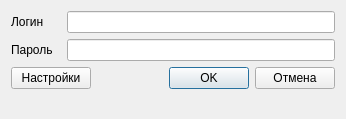
Above: authorization.ui from nio-kun/timetable before the change. Below: the same form after it.
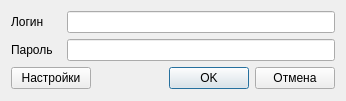
That is the form after the change.

```diff
--- a/authorization.ui
+++ b/authorization.ui
@@ -7,9 +7,21 @@
     <x>0</x>
     <y>0</y>
     <width>346</width>
-    <height>119</height>
+    <height>101</height>
    </rect>
   </property>
+  <property name="minimumSize">
+   <size>
+    <width>346</width>
+    <height>101</height>
+   </size>
+  </property>
+  <property name="maximumSize">
+   <size>
+    <width>346</width>
+    <height>101</height>
+   </size>
+  </property>
   <property name="windowTitle">
    <string>Dialog</string>
   </property>
@@ -86,19 +98,6 @@
      </item>
     </layout>
    </item>
-   <item row="3" column="0">
-    <spacer name="verticalSpacer">
-     <property name="orientation">
-      <enum>Qt::Vertical</enum>
-     </property>
-     <property name="sizeHint" stdset="0">
-      <size>
-       <width>20</width>
-       <height>7</height>
-      </size>
-     </property>
-    </spacer>
-   </item>
    <item row="2" column="0">
     <layout class="QHBoxLayout" name="horizontalLayout_4">
      <item>
```
Left out of the diff: 2 changed lines with no effect on the pictures.
